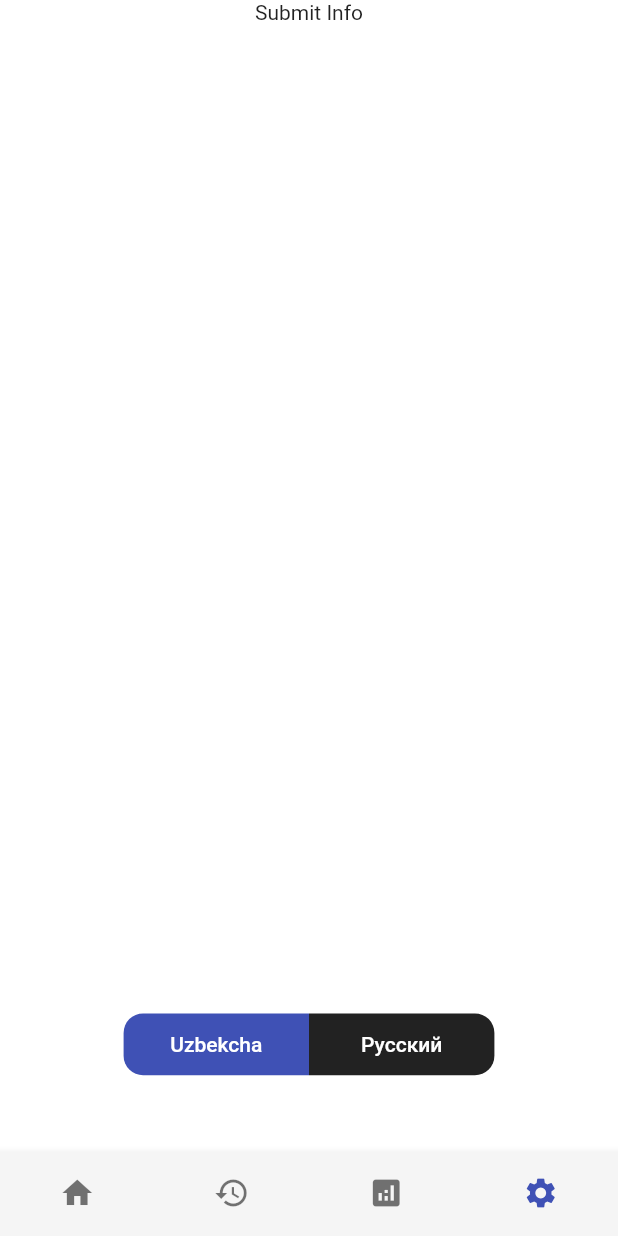
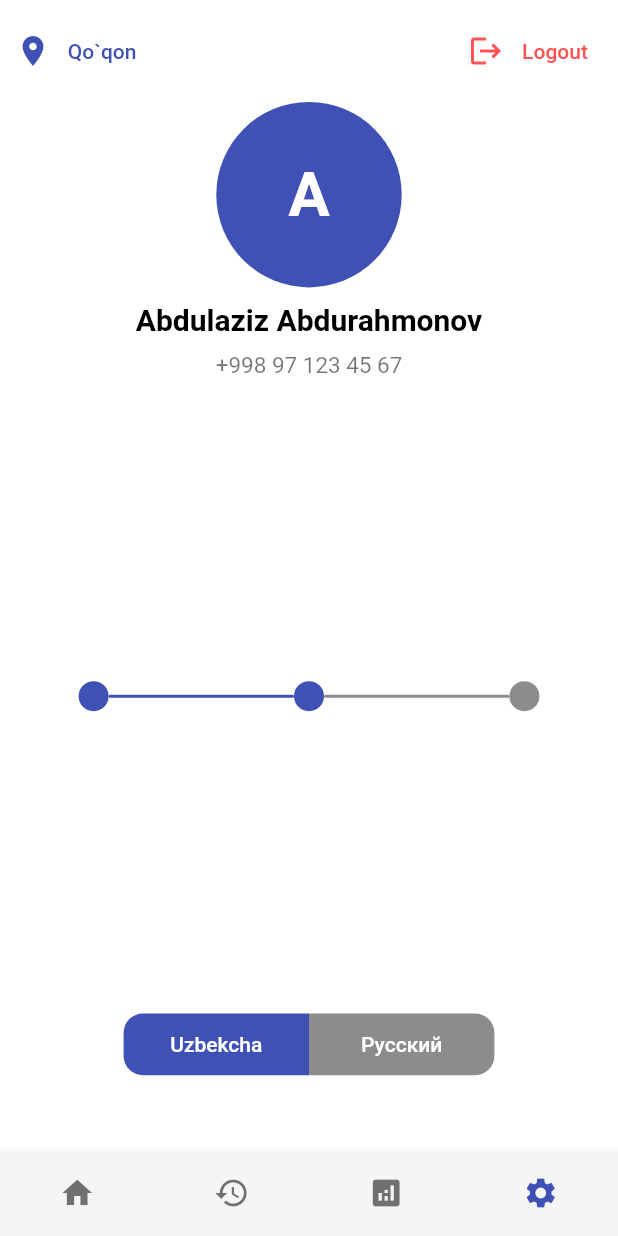
Before and after one commit to To-Rex/AvtoQismlar, a Flutter app: the screen it shows after launch, item 4 of the bottom bar chosen, on a phone screen of 412 x 824 dp. Run offline on Flutter 3.47's test engine with Material 2 defaults, Android fonts, the phone set to English and light mode, and no system bars; our stand-ins replace carousel_slider, flutter_countdown_timer, shared_preferences; generated files the repository leaves out were written again; network calls fail.

Commit message:
Avto Qismlar

```diff
--- a/lib/fragmentTab/settings_page.dart
+++ b/lib/fragmentTab/settings_page.dart
@@ -12,7 +12,7 @@ class SettingsPage extends StatefulWidget {
 
 class _SampesPageState extends State<SettingsPage> with SingleTickerProviderStateMixin {
   Color color1 = Colors.indigo;
-  Color color2 = Colors.black87;
+  Color color2 = Colors.black45;
 
   @override
   void initState() {
@@ -31,7 +31,145 @@ class _SampesPageState extends State<SettingsPage> with SingleTickerProviderStat
       ),
       body: Column(
         children: [
-          Text(AppLocalizations.of(context)!.submitInfo),
+          Container(
+            margin: const EdgeInsets.only(top: 10, left: 10, right: 10),
+            child: Row(
+              children: [
+                //location icon and text
+                const Icon(Icons.location_on, color: Colors.indigo),
+                SizedBox(
+                  width: MediaQuery.of(context).size.width * 0.005,
+                ),
+                TextButton(
+                  onPressed: () {
+                  },
+                  child: const Text('Qo`qon',
+                      style: TextStyle(color: Colors.indigo)),
+                ),
+                Expanded(child: Container()),
+                const Icon(Icons.logout, color: Colors.redAccent),
+                SizedBox(
+                  width: MediaQuery.of(context).size.width * 0.005,
+                ),
+                TextButton(
+                  onPressed: () {
+                  },
+                  child: const Text('Logout',
+                      style: TextStyle(color: Colors.redAccent)),
+                ),
+              ],
+            ),
+          ),
+          Container(
+            margin: const EdgeInsets.only(top: 10, left: 10, right: 10),
+            child: Row(
+              children: [
+                Expanded(child: Container()),
+                Container(
+                  width: MediaQuery.of(context).size.width * 0.3,
+                  height: MediaQuery.of(context).size.width * 0.3,
+                  decoration:  BoxDecoration(
+                    color: Colors.indigo,
+                    borderRadius: BorderRadius.all(Radius.circular(MediaQuery.of(context).size.width * 0.5)),
+                  ),
+                  child: Center(
+                    child: Text('A',
+                        style: TextStyle(
+                            color: Colors.white,
+                            fontSize: MediaQuery.of(context).size.width * 0.1,
+                            fontWeight: FontWeight.bold)),
+                  ),
+                ),
+                Expanded(child: Container()),
+              ],
+            ),
+          ),
+          Container(
+            margin: const EdgeInsets.only(top: 10, left: 10, right: 10),
+            child: Row(
+              children: [
+                Expanded(child: Container()),
+                const Text(
+                    'Abdulaziz Abdurahmonov',
+                    style: TextStyle(
+                        color: Colors.black,
+                        fontSize: 20,
+                        fontWeight: FontWeight.bold)),
+                Expanded(child: Container()),
+              ],
+            ),
+          ),
+          //phone number
+          Container(
+            margin: const EdgeInsets.only(top: 10, left: 10, right: 10),
+            child: Row(
+              children: [
+                Expanded(child: Container()),
+                const Text(
+                    '+998 97 123 45 67',
+                    style: TextStyle(
+                        color: Colors.black54,
+                        fontSize: 15,)),
+                Expanded(child: Container()),
+              ],
+            ),
+          ),
+
+          Expanded(child: Container()),
+          Row(
+            children: [
+              Expanded(child: Container()),
+              Container(
+                width: 20,
+                height: 20,
+                decoration:  BoxDecoration(
+                  color: color1,
+                  //in the form of a circle with a radius of 50
+                  borderRadius: const BorderRadius.all(Radius.circular(13)),
+                ),
+              ),
+              Container(
+                width: MediaQuery.of(context).size.width * 0.3,
+                height: 2,
+                decoration:  BoxDecoration(
+                  color: color1,
+                  //in the form of a circle with a radius of 50
+                  borderRadius: const BorderRadius.all(Radius.circular(13)),
+                ),
+              ),
+              Container(
+                width: 20,
+                height: 20,
+                decoration:  BoxDecoration(
+                  color: color1,
+                  //in the form of a circle with a radius of 50
+                  borderRadius: const BorderRadius.all(Radius.circular(13)),
+                ),
+              ),
+              Container(
+                width: MediaQuery.of(context).size.width * 0.3,
+                height: 2,
+                decoration:  BoxDecoration(
+                  color: color2,
+                  //in the form of a circle with a radius of 50
+                  borderRadius: const BorderRadius.all(Radius.circular(13)),
+                ),
+              ),
+              Container(
+                width: 20,
+                height: 20,
+                decoration:  BoxDecoration(
+                  color: color2,
+                  //in the form of a circle with a radius of 50
+                  borderRadius: const BorderRadius.all(Radius.circular(13)),
+                ),
+              ),
+              Expanded(child: Container()),
+            ],
+          ),
+
+          //name and surname
+
           Expanded(child: Container()),
           Row(
             children: [
@@ -48,9 +186,8 @@ class _SampesPageState extends State<SettingsPage> with SingleTickerProviderStat
                 ),
                 child: TextButton(
                   onPressed: () {
-                    color2 = Colors.black87;
+                    color2 = Colors.black45;
                     color1 = Colors.indigo;
-                    //set lacale
                     MyApp.setLocale(context, const Locale('en'));
                     setState(() {});
                   },
@@ -73,7 +210,7 @@ class _SampesPageState extends State<SettingsPage> with SingleTickerProviderStat
                 child: TextButton(
                   onPressed: () {
                     color2 = Colors.indigo;
-                    color1 = Colors.black87;
+                    color1 = Colors.black45;
                     //set lacale
                     MyApp.setLocale(context, const Locale('ru'));
                     setState(() {});
@@ -88,6 +225,8 @@ class _SampesPageState extends State<SettingsPage> with SingleTickerProviderStat
               Expanded(child: Container()),
             ],
           ),
+          //Logout button
+
           SizedBox(
             height: MediaQuery.of(context).size.height * 0.05,
           ),
```
